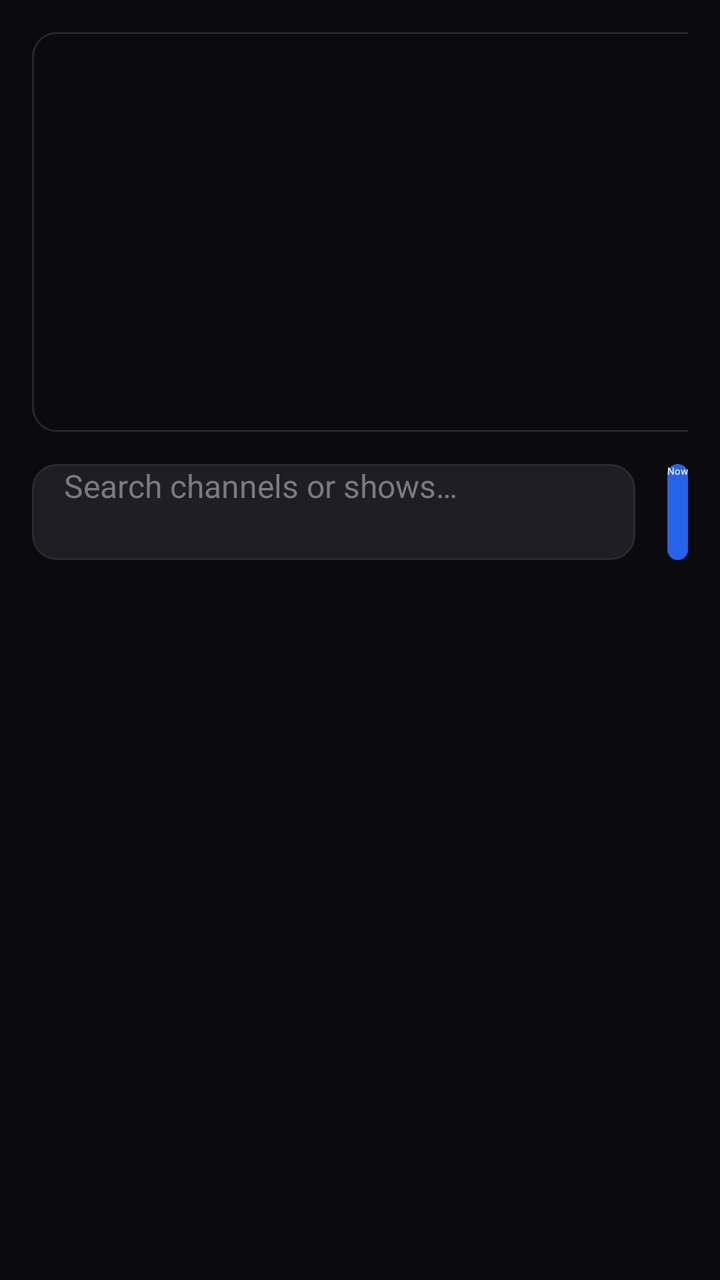
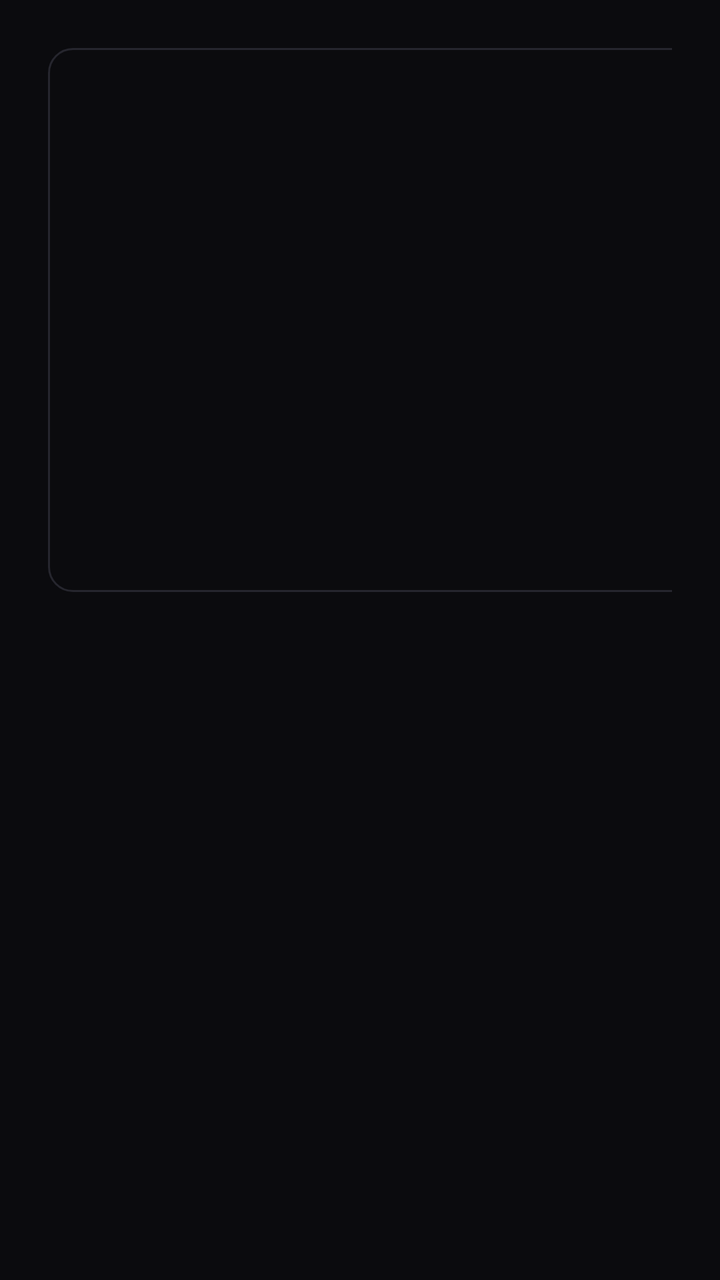

Two renders of the same Android screen: before a commit and after it. Below are the layout's source before the change and the commit's diff.
<!-- AndroidManifest.xml: application theme Theme.OpenTV -->
<!-- res/layout/activity_guide.xml -->
<?xml version="1.0" encoding="utf-8"?>
<LinearLayout xmlns:android="http://schemas.android.com/apk/res/android"
    android:layout_width="match_parent"
    android:layout_height="match_parent"
    android:orientation="vertical"
    android:background="#0B0B0E"
    android:padding="16dp">

    
    <LinearLayout
        android:layout_width="match_parent"
        android:layout_height="200dp"
        android:orientation="horizontal">

        
        <FrameLayout
            android:layout_width="360dp"
            android:layout_height="match_parent"
            android:background="@drawable/guide_preview_bg">

            <ImageView
                android:id="@+id/guide_detail_logo"
                android:layout_width="120dp"
                android:layout_height="120dp"
                android:layout_gravity="center"
                android:contentDescription="@string/guide_preview" />

            <TextView
                android:id="@+id/guide_detail_channel"
                android:layout_width="wrap_content"
                android:layout_height="wrap_content"
                android:layout_gravity="bottom|center_horizontal"
                android:layout_marginBottom="12dp"
                android:textColor="#FFFFFF"
                android:textSize="16sp"
                android:textStyle="bold"
                android:maxLines="1" />
        </FrameLayout>

        
        <LinearLayout
            android:layout_width="0dp"
            android:layout_height="match_parent"
            android:layout_weight="1"
            android:layout_marginStart="24dp"
            android:orientation="vertical">

            <LinearLayout
                android:layout_width="match_parent"
                android:layout_height="wrap_content"
                android:orientation="horizontal"
                android:gravity="center_vertical">

                <TextView
                    android:id="@+id/guide_detail_title"
                    android:layout_width="0dp"
                    android:layout_height="wrap_content"
                    android:layout_weight="1"
                    android:textColor="#FFFFFF"
                    android:textSize="28sp"
                    android:textStyle="bold"
                    android:maxLines="1" />

                
                <TextView
                    android:id="@+id/guide_detail_star"
                    android:layout_width="wrap_content"
                    android:layout_height="wrap_content"
                    android:layout_marginStart="16dp"
                    android:text="☆"
                    android:textColor="#7A7A85"
                    android:textSize="32sp"
                    android:focusable="true"
                    android:clickable="true"
                    android:padding="8dp" />
            </LinearLayout>

            <LinearLayout
                android:layout_width="match_parent"
                android:layout_height="wrap_content"
                android:layout_marginTop="12dp"
                android:orientation="horizontal"
                android:gravity="center_vertical">

                <TextView
                    android:id="@+id/guide_detail_time"
                    android:layout_width="wrap_content"
                    android:layout_height="wrap_content"
                    android:textColor="#C9C9D1"
                    android:textSize="16sp" />

                <ProgressBar
                    android:id="@+id/guide_detail_progress"
                    style="?android:attr/progressBarStyleHorizontal"
                    android:layout_width="200dp"
                    android:layout_height="8dp"
                    android:layout_marginStart="16dp"
                    android:max="100"
                    android:progress="0"
                    android:progressDrawable="@drawable/guide_progress_drawable" />

                <TextView
                    android:id="@+id/guide_detail_remaining"
                    android:layout_width="wrap_content"
                    android:layout_height="wrap_content"
                    android:layout_marginStart="12dp"
                    android:textColor="#C9C9D1"
                    android:textSize="16sp" />
            </LinearLayout>

            <TextView
                android:id="@+id/guide_detail_category"
                android:layout_width="wrap_content"
                android:layout_height="wrap_content"
                android:layout_gravity="end"
                android:layout_marginTop="48dp"
                android:textColor="#9A9AA3"
                android:textSize="16sp" />
        </LinearLayout>
    </LinearLayout>

    
    <LinearLayout
        android:layout_width="match_parent"
        android:layout_height="wrap_content"
        android:layout_marginTop="16dp"
        android:orientation="horizontal"
        android:gravity="center_vertical">

        <EditText
            android:id="@+id/guide_search"
            android:layout_width="0dp"
            android:layout_height="48dp"
            android:layout_weight="1"
            android:layout_marginEnd="16dp"
            android:background="@drawable/guide_search_bg"
            android:hint="@string/guide_search_hint"
            android:textColor="@android:color/white"
            android:textColorHint="#7A7A85"
            android:textSize="16sp"
            android:paddingStart="16dp"
            android:paddingEnd="16dp"
            android:inputType="text"
            android:singleLine="true"
            android:imeOptions="actionSearch" />

        <Button
            android:id="@+id/guide_now_button"
            android:layout_width="wrap_content"
            android:layout_height="48dp"
            android:text="@string/guide_now"
            android:textColor="@android:color/white"
            android:background="@drawable/guide_now_button_bg" />
    </LinearLayout>

    <ProgressBar
        android:id="@+id/guide_loading"
        android:layout_width="wrap_content"
        android:layout_height="wrap_content"
        android:layout_gravity="center"
        android:layout_marginTop="48dp" />

    <ScrollView
        android:id="@+id/guide_scroll"
        android:layout_width="match_parent"
        android:layout_height="0dp"
        android:layout_weight="1"
        android:layout_marginTop="16dp"
        android:visibility="gone">

        <HorizontalScrollView
            android:id="@+id/guide_hscroll"
            android:layout_width="wrap_content"
            android:layout_height="wrap_content">

            <FrameLayout
                android:id="@+id/guide_frame"
                android:layout_width="wrap_content"
                android:layout_height="wrap_content">

                <LinearLayout
                    android:id="@+id/guide_container"
                    android:layout_width="wrap_content"
                    android:layout_height="wrap_content"
                    android:orientation="vertical" />

                
                <View
                    android:id="@+id/guide_now_line"
                    android:layout_width="3dp"
                    android:layout_height="match_parent"
                    android:background="#FF3B30"
                    android:visibility="gone" />

            </FrameLayout>
        </HorizontalScrollView>
    </ScrollView>

    <TextView
        android:id="@+id/guide_empty"
        android:layout_width="wrap_content"
        android:layout_height="wrap_content"
        android:layout_gravity="center"
        android:layout_marginTop="48dp"
        android:text="@string/guide_no_results"
        android:textColor="#9A9AA3"
        android:textSize="18sp"
        android:visibility="gone" />

</LinearLayout>
<!-- resources referenced by this layout -->
<resources>
  <!-- drawable guide_now_button_bg (drawable) -->
  <?xml version="1.0" encoding="utf-8"?>
  <shape xmlns:android="http://schemas.android.com/apk/res/android"
      android:shape="rectangle">
      <solid android:color="#2563EB" />
      <corners android:radius="24dp" />
  </shape>
  <!-- drawable guide_preview_bg (drawable) -->
  <?xml version="1.0" encoding="utf-8"?>
  <shape xmlns:android="http://schemas.android.com/apk/res/android"
      android:shape="rectangle">
      <solid android:color="#0B0B0E" />
      <corners android:radius="12dp" />
      <stroke
          android:width="1dp"
          android:color="#26262E" />
  </shape>
  <!-- drawable guide_progress_drawable (drawable) -->
  <?xml version="1.0" encoding="utf-8"?>
  <layer-list xmlns:android="http://schemas.android.com/apk/res/android">
      <item android:id="@android:id/background">
          <shape android:shape="rectangle">
              <solid android:color="#2A2A32" />
              <corners android:radius="4dp" />
          </shape>
      </item>
      <item android:id="@android:id/progress">
          <clip>
              <shape android:shape="rectangle">
                  <solid android:color="#3B82F6" />
                  <corners android:radius="4dp" />
              </shape>
          </clip>
      </item>
  </layer-list>
  <!-- drawable guide_search_bg (drawable) -->
  <?xml version="1.0" encoding="utf-8"?>
  <shape xmlns:android="http://schemas.android.com/apk/res/android"
      android:shape="rectangle">
      <solid android:color="#1E1E24" />
      <corners android:radius="12dp" />
      <stroke
          android:width="1dp"
          android:color="#2A2A32" />
  </shape>
  <string name="guide_no_results">No channels or shows match your search.</string>
  <string name="guide_now">Now</string>
  <string name="guide_preview">Channel preview</string>
  <string name="guide_search_hint">Search channels or shows…</string>
  <style name="Theme.OpenTV" parent="Theme.Leanback">
          <item name="android:windowBackground">@android:color/black</item>
      </style>
</resources>

<!-- the commit's change to res/layout/activity_guide.xml (unified diff, before → after) -->
@@ -3,25 +3,25 @@
     android:layout_width="match_parent"
     android:layout_height="match_parent"
     android:orientation="vertical"
-    android:background="#0B0B0E"
-    android:padding="16dp">
+    android:background="#0B0B0E">
 
     
     <LinearLayout
         android:layout_width="match_parent"
-        android:layout_height="200dp"
-        android:orientation="horizontal">
+        android:layout_height="320dp"
+        android:orientation="horizontal"
+        android:padding="24dp">
 
         
         <FrameLayout
-            android:layout_width="360dp"
+            android:layout_width="560dp"
             android:layout_height="match_parent"
             android:background="@drawable/guide_preview_bg">
 
             <ImageView
                 android:id="@+id/guide_detail_logo"
-                android:layout_width="120dp"
-                android:layout_height="120dp"
+                android:layout_width="180dp"
+                android:layout_height="180dp"
                 android:layout_gravity="center"
                 android:contentDescription="@string/guide_preview" />
 
@@ -30,9 +30,9 @@
                 android:layout_width="wrap_content"
                 android:layout_height="wrap_content"
                 android:layout_gravity="bottom|center_horizontal"
-                android:layout_marginBottom="12dp"
+                android:layout_marginBottom="16dp"
                 android:textColor="#FFFFFF"
-                android:textSize="16sp"
+                android:textSize="18sp"
                 android:textStyle="bold"
                 android:maxLines="1" />
         </FrameLayout>
@@ -42,7 +42,7 @@
             android:layout_width="0dp"
             android:layout_height="match_parent"
             android:layout_weight="1"
-            android:layout_marginStart="24dp"
+            android:layout_marginStart="32dp"
             android:orientation="vertical">
 
             <LinearLayout
@@ -57,7 +57,7 @@
                     android:layout_height="wrap_content"
                     android:layout_weight="1"
                     android:textColor="#FFFFFF"
-                    android:textSize="28sp"
+                    android:textSize="30sp"
                     android:textStyle="bold"
                     android:maxLines="1" />
 
@@ -69,7 +69,7 @@
                     android:layout_marginStart="16dp"
                     android:text="☆"
                     android:textColor="#7A7A85"
-                    android:textSize="32sp"
+                    android:textSize="34sp"
                     android:focusable="true"
                     android:clickable="true"
                     android:padding="8dp" />
@@ -78,7 +78,7 @@
             <LinearLayout
                 android:layout_width="match_parent"
                 android:layout_height="wrap_content"
-                android:layout_marginTop="12dp"
+                android:layout_marginTop="16dp"
                 android:orientation="horizontal"
                 android:gravity="center_vertical">
 
@@ -87,12 +87,12 @@
                     android:layout_width="wrap_content"
                     android:layout_height="wrap_content"
                     android:textColor="#C9C9D1"
-                    android:textSize="16sp" />
+                    android:textSize="17sp" />
 
                 <ProgressBar
                     android:id="@+id/guide_detail_progress"
                     style="?android:attr/progressBarStyleHorizontal"
-                    android:layout_width="200dp"
+                    android:layout_width="220dp"
                     android:layout_height="8dp"
                     android:layout_marginStart="16dp"
                     android:max="100"
@@ -105,52 +105,22 @@
                     android:layout_height="wrap_content"
                     android:layout_marginStart="12dp"
                     android:textColor="#C9C9D1"
-                    android:textSize="16sp" />
+                    android:textSize="17sp" />
             </LinearLayout>
+
+            <View
+                android:layout_width="match_parent"
+                android:layout_height="0dp"
+                android:layout_weight="1" />
 
             <TextView
                 android:id="@+id/guide_detail_category"
                 android:layout_width="wrap_content"
                 android:layout_height="wrap_content"
                 android:layout_gravity="end"
-                android:layout_marginTop="48dp"
                 android:textColor="#9A9AA3"
-                android:textSize="16sp" />
+                android:textSize="17sp" />
         </LinearLayout>
-    </LinearLayout>
-
-    
-    <LinearLayout
-        android:layout_width="match_parent"
-        android:layout_height="wrap_content"
-        android:layout_marginTop="16dp"
-        android:orientation="horizontal"
-        android:gravity="center_vertical">
-
-        <EditText
-            android:id="@+id/guide_search"
-            android:layout_width="0dp"
-            android:layout_height="48dp"
-            android:layout_weight="1"
-            android:layout_marginEnd="16dp"
-            android:background="@drawable/guide_search_bg"
-            android:hint="@string/guide_search_hint"
-            android:textColor="@android:color/white"
-            android:textColorHint="#7A7A85"
-            android:textSize="16sp"
-            android:paddingStart="16dp"
-            android:paddingEnd="16dp"
-            android:inputType="text"
-            android:singleLine="true"
-            android:imeOptions="actionSearch" />
-
-        <Button
-            android:id="@+id/guide_now_button"
-            android:layout_width="wrap_content"
-            android:layout_height="48dp"
-            android:text="@string/guide_now"
-            android:textColor="@android:color/white"
-            android:background="@drawable/guide_now_button_bg" />
     </LinearLayout>
 
     <ProgressBar
@@ -165,7 +135,6 @@
         android:layout_width="match_parent"
         android:layout_height="0dp"
         android:layout_weight="1"
-        android:layout_marginTop="16dp"
         android:visibility="gone">
 
         <HorizontalScrollView
<!-- resource entries referenced after the edit -->
@@ -1,12 +1,5 @@
 <!-- resources referenced by this layout -->
 <resources>
-  <!-- drawable guide_now_button_bg (drawable) -->
-  <?xml version="1.0" encoding="utf-8"?>
-  <shape xmlns:android="http://schemas.android.com/apk/res/android"
-      android:shape="rectangle">
-      <solid android:color="#2563EB" />
-      <corners android:radius="24dp" />
-  </shape>
   <!-- drawable guide_preview_bg (drawable) -->
   <?xml version="1.0" encoding="utf-8"?>
   <shape xmlns:android="http://schemas.android.com/apk/res/android"
@@ -35,20 +28,8 @@
           </clip>
       </item>
   </layer-list>
-  <!-- drawable guide_search_bg (drawable) -->
-  <?xml version="1.0" encoding="utf-8"?>
-  <shape xmlns:android="http://schemas.android.com/apk/res/android"
-      android:shape="rectangle">
-      <solid android:color="#1E1E24" />
-      <corners android:radius="12dp" />
-      <stroke
-          android:width="1dp"
-          android:color="#2A2A32" />
-  </shape>
   <string name="guide_no_results">No channels or shows match your search.</string>
-  <string name="guide_now">Now</string>
   <string name="guide_preview">Channel preview</string>
-  <string name="guide_search_hint">Search channels or shows…</string>
   <style name="Theme.OpenTV" parent="Theme.Leanback">
           <item name="android:windowBackground">@android:color/black</item>
       </style>
